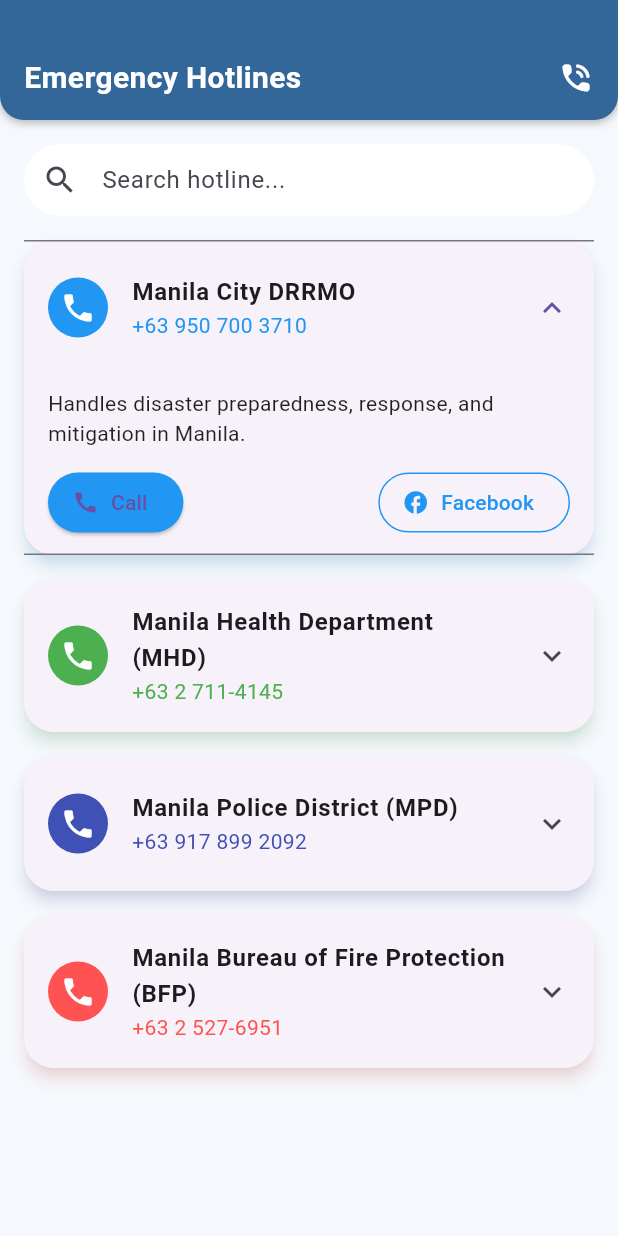
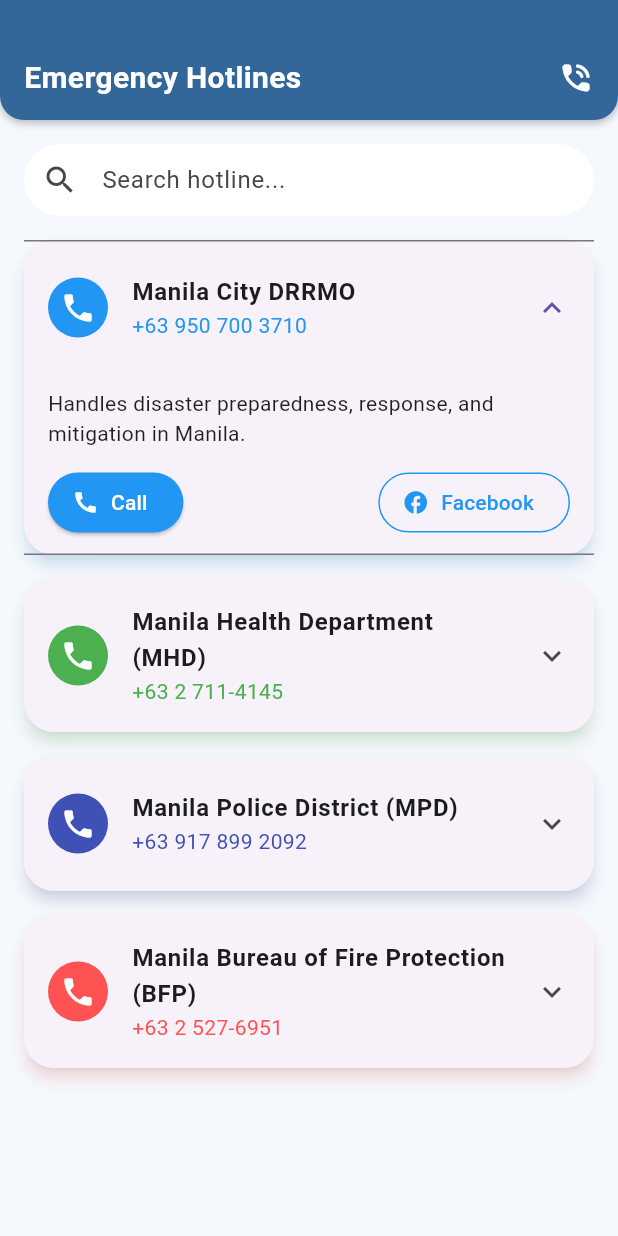
Before and after one commit to Davidtan0502/project_radar_app, a Flutter app: the HotlinesPage screen opened directly, after a tap on "Manila City DRRMO", after a tap on "Facebook", on a phone screen of 412 x 824 dp. Run offline on Flutter 3.47's test engine with Material 3 defaults, Android fonts, the phone set to English and light mode, and no system bars; our stand-ins replace geocoding, geolocator, google_fonts, google_maps_flutter.

Commit message:
update hotline

```diff
--- a/lib/screens/hotline_screen.dart
+++ b/lib/screens/hotline_screen.dart
@@ -185,16 +185,17 @@ class _HotlinesPageState extends State<HotlinesPage> {
                                         children: [
                                           ElevatedButton.icon(
                                             onPressed: () async {
-                                              final Uri url =
-                                                  Uri.parse(hotline['phoneUri']);
+                                              final Uri url = Uri.parse(hotline['phoneUri']);
                                               if (await canLaunchUrl(url)) {
                                                 await launchUrl(url);
                                               }
                                             },
-                                            icon: const Icon(Icons.call),
-                                            label: const Text('Call'),
+                                            icon: const Icon(Icons.call, color: Colors.white),
+                                            label: const Text('Call',
+                                                style: TextStyle(color: Colors.white)),
                                             style: ElevatedButton.styleFrom(
                                               backgroundColor: hotline['color'],
+                                              foregroundColor: Colors.white,
                                               shape: RoundedRectangleBorder(
                                                 borderRadius:
                                                     BorderRadius.circular(30),
@@ -203,10 +204,12 @@ class _HotlinesPageState extends State<HotlinesPage> {
                                           ),
                                           OutlinedButton.icon(
                                             onPressed: () async {
-                                              final Uri url =
-                                                  Uri.parse(hotline['facebookUrl']);
+                                              final Uri url = Uri.parse(hotline['facebookUrl']);
                                               if (await canLaunchUrl(url)) {
-                                                await launchUrl(url);
+                                                await launchUrl(
+                                                  url,
+                                                  mode: LaunchMode.externalApplication,
+                                                );
                                               }
                                             },
                                             icon: const Icon(Icons.facebook),
```
Also changed, not shown: 2 other files.
